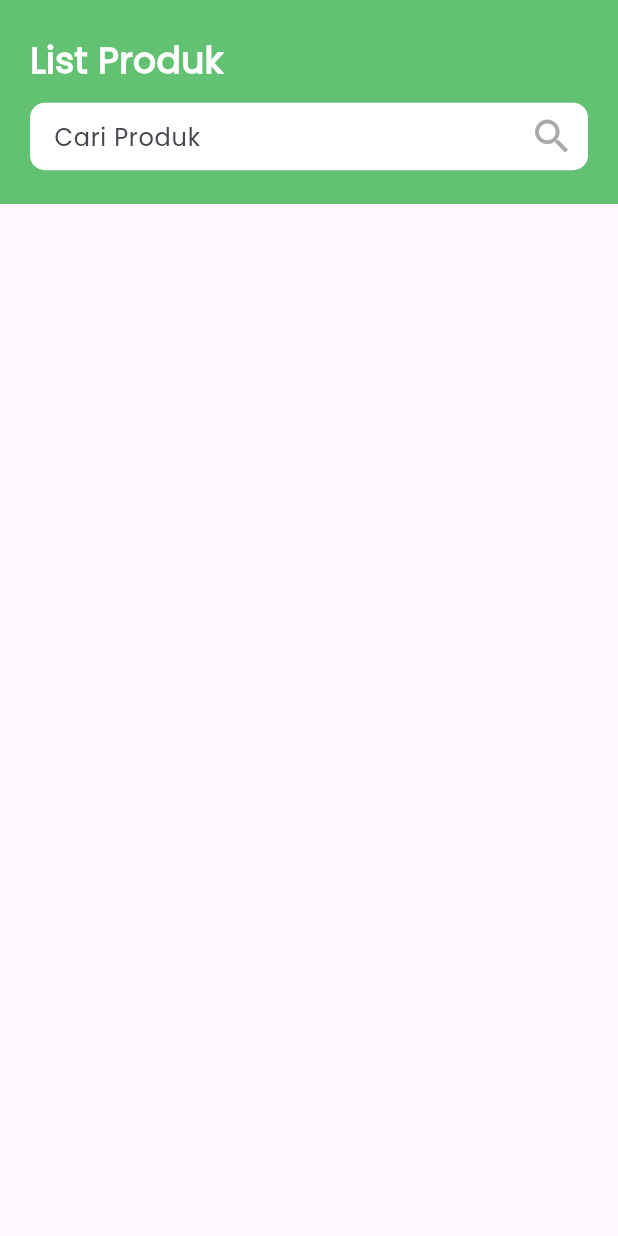
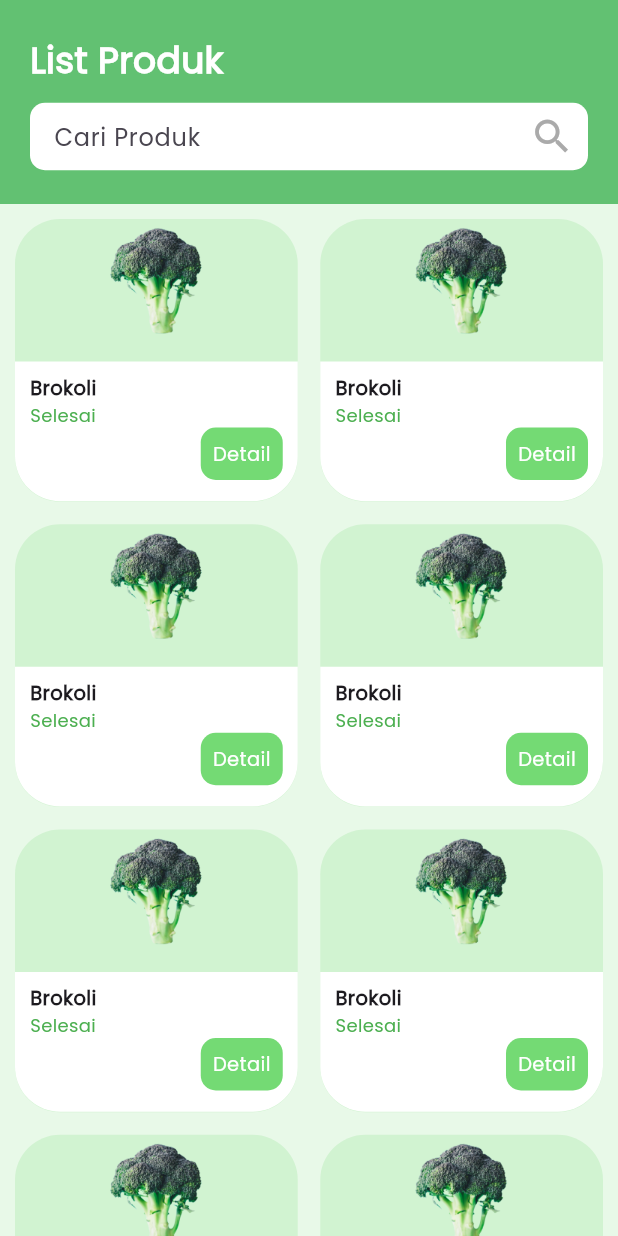
Before and after one commit to Febry3/Motion_Challenge, a Flutter app: the ProdukView screen opened by its route, on a phone screen of 412 x 824 dp. Run offline on Flutter 3.47's test engine with Material 3 defaults, Android fonts, the phone set to English and light mode, and no system bars; our stand-ins replace cloud_firestore, firebase_core, get; accounts and stored records are empty.

Commit message:
first commit

```diff
--- a/lib/app/data/produk_model.dart
+++ b/lib/app/data/produk_model.dart
@@ -6,6 +6,7 @@ class Produk {
   int jumlah;
   int durasi;
   int berat;
+  bool isProses;
 
   Produk({
     required this.nama,
@@ -15,5 +16,6 @@ class Produk {
     required this.jumlah,
     required this.durasi,
     required this.berat,
+    this.isProses = true,
   });
 }
--- a/lib/app/modules/home/views/home_view.dart
+++ b/lib/app/modules/home/views/home_view.dart
@@ -8,6 +8,8 @@ class HomeView extends GetView<HomeController> {
   const HomeView({Key? key}) : super(key: key);
   @override
   Widget build(BuildContext context) {
+    Get.put(HomeController());
+    return GetBuilder<HomeController>(builder: (controller) {
       return Scaffold(
         appBar: AppBar(
           title: const Text('HomeView'),
@@ -20,5 +22,6 @@ class HomeView extends GetView<HomeController> {
           ),
         ),
       );
+    });
   }
 }
--- a/lib/app/modules/produk/views/produk_view.dart
+++ b/lib/app/modules/produk/views/produk_view.dart
@@ -1,19 +1,51 @@
 import 'package:flutter/material.dart';
 
 import 'package:get/get.dart';
+import 'package:motion_challenge/app/data/produk_model.dart';
 
 import '../controllers/produk_controller.dart';
 
+final Produk produk = Produk(
+  nama: 'Brokoli',
+  deskripsi: 'Brokoli segar',
+  kategori: 'Sayuran',
+  harga: 10000,
+  jumlah: 20,
+  durasi: 1,
+  berat: 100,
+  isProses: false,
+);
+
 class ProdukView extends GetView<ProdukController> {
-  const ProdukView({Key? key}) : super(key: key);
+  const ProdukView({super.key});
+
   @override
   Widget build(BuildContext context) {
     return Scaffold(
-      body: const Center(
-        child: Column(
-          children: [
-            ProdukAppBar(),
-          ],
+      body: Center(
+        child: Container(
+          color: Color(0xFFE8F9E8),
+          child: Column(
+            children: [
+              const ProdukAppBar(),
+              Expanded(
+                child: GridView.builder(
+                  padding: EdgeInsets.all(10),
+                  gridDelegate: SliverGridDelegateWithFixedCrossAxisCount(
+                    crossAxisCount: 2,
+                    crossAxisSpacing: 15,
+                    mainAxisSpacing: 15,
+                  ),
+                  itemCount: 8,
+                  itemBuilder: (BuildContext context, int index) {
+                    return ProdukCard(
+                      input: produk,
+                    );
+                  },
+                ),
+              )
+            ],
+          ),
         ),
       ),
     );
@@ -78,3 +110,78 @@ class ProdukAppBar extends StatelessWidget {
     );
   }
 }
+
+class ProdukCard extends StatelessWidget {
+  final Produk input;
+
+  const ProdukCard({super.key, required this.input});
+
+  @override
+  Widget build(BuildContext context) {
+    return Container(
+      width: 164,
+      height: 180,
+      decoration: BoxDecoration(
+        color: Color(0xFFD1F3D1),
+        borderRadius: BorderRadius.circular(30),
+      ),
+      child: Column(
+        children: [
+          Container(
+            height: 95,
+            child: Image.asset('assets/images/brokoli.png', scale: 4),
+          ),
+          Container(
+            width: double.infinity,
+            height: 93.2,
+            decoration: const BoxDecoration(
+              color: Colors.white,
+              borderRadius: BorderRadius.only(
+                  bottomLeft: Radius.circular(30),
+                  bottomRight: Radius.circular(30)),
+            ),
+            child: Padding(
+              padding: const EdgeInsets.symmetric(horizontal: 10),
+              child: Column(
+                crossAxisAlignment: CrossAxisAlignment.start,
+                children: [
+                  const SizedBox(
+                    height: 8,
+                  ),
+                  Text(
+                    input.nama,
+                    style: TextStyle(fontSize: 13, fontWeight: FontWeight.bold),
+                  ),
+                  Text(
+                    input.isProses ? 'Proses' : 'Selesai',
+                    style: TextStyle(
+                        fontSize: 12,
+                        color: input.isProses ? Colors.orange : Colors.green),
+                  ),
+                  Row(
+                    mainAxisAlignment: MainAxisAlignment.end,
+                    children: [
+                      Container(
+                        decoration: BoxDecoration(
+                          color: Color(0xFF74DA74),
+                          borderRadius: BorderRadius.circular(10),
+                        ),
+                        child: const Padding(
+                          padding: const EdgeInsets.all(8.0),
+                          child: Text(
+                            'Detail',
+                            style: TextStyle(fontSize: 13, color: Colors.white),
+                          ),
+                        ),
+                      ),
+                    ],
+                  ),
+                ],
+              ),
+            ),
+          ),
+        ],
+      ),
+    );
+  }
+}
--- a/pubspec.yaml
+++ b/pubspec.yaml
@@ -10,6 +10,8 @@ dependencies:
   get: 4.6.6
   flutter:
     sdk: flutter
+  firebase_core: ^2.26.0
+  cloud_firestore: ^4.15.6
 
 dev_dependencies:
   flutter_lints: ^2.0.0
```
Also changed, not shown: lib/app/modules/home/controllers/home_controller.dart (+0 -18 lines), lib/app/modules/profile/controllers/profile_controller.dart (+10 -1 lines), lib/app/modules/profile/views/profile_view.dart (+30 -11 lines), lib/main.dart (+8 -1 lines), assets/images/brokoli.png (added), lib/firebase_options.dart (added), pubspec.lock, 5 other files. Lines whose indentation alone changed are shown as unchanged.
